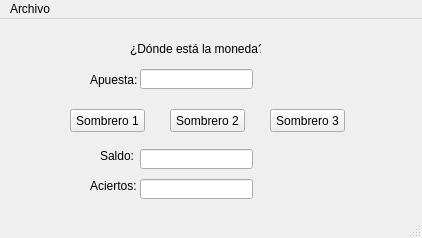
Above: ventana.ui from mncarbone/juego before the change. Below: the same form after it.
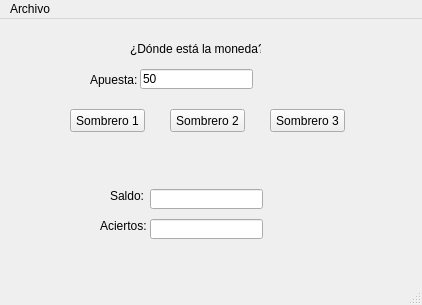
That is the form after the change.

Commit message: Agregado el Label para la salida

Diff of the .ui file:
```diff
--- a/ventana.ui
+++ b/ventana.ui
@@ -7,7 +7,7 @@
     <x>0</x>
     <y>0</y>
     <width>422</width>
-    <height>238</height>
+    <height>305</height>
    </rect>
   </property>
   <property name="windowTitle">
@@ -94,8 +94,8 @@
    <widget class="QLabel" name="label_3">
     <property name="geometry">
      <rect>
-      <x>100</x>
-      <y>130</y>
+      <x>110</x>
+      <y>170</y>
       <width>46</width>
       <height>13</height>
      </rect>
@@ -113,12 +113,15 @@
       <height>20</height>
      </rect>
     </property>
+    <property name="text">
+     <string>50</string>
+    </property>
    </widget>
    <widget class="QLineEdit" name="textSaldo">
     <property name="geometry">
      <rect>
-      <x>140</x>
-      <y>130</y>
+      <x>150</x>
+      <y>170</y>
       <width>113</width>
       <height>20</height>
      </rect>
@@ -127,8 +130,8 @@
    <widget class="QLineEdit" name="textAciertos">
     <property name="geometry">
      <rect>
-      <x>140</x>
-      <y>160</y>
+      <x>150</x>
+      <y>200</y>
       <width>113</width>
       <height>20</height>
      </rect>
@@ -137,8 +140,8 @@
    <widget class="QLabel" name="label_4">
     <property name="geometry">
      <rect>
-      <x>90</x>
-      <y>160</y>
+      <x>100</x>
+      <y>200</y>
       <width>46</width>
       <height>13</height>
      </rect>
@@ -147,6 +150,19 @@
      <string>Aciertos:</string>
     </property>
    </widget>
+   <widget class="QLabel" name="lblSalida">
+    <property name="geometry">
+     <rect>
+      <x>80</x>
+      <y>130</y>
+      <width>251</width>
+      <height>20</height>
+     </rect>
+    </property>
+    <property name="text">
+     <string/>
+    </property>
+   </widget>
   </widget>
   <widget class="QMenuBar" name="menubar">
    <property name="geometry">
```
